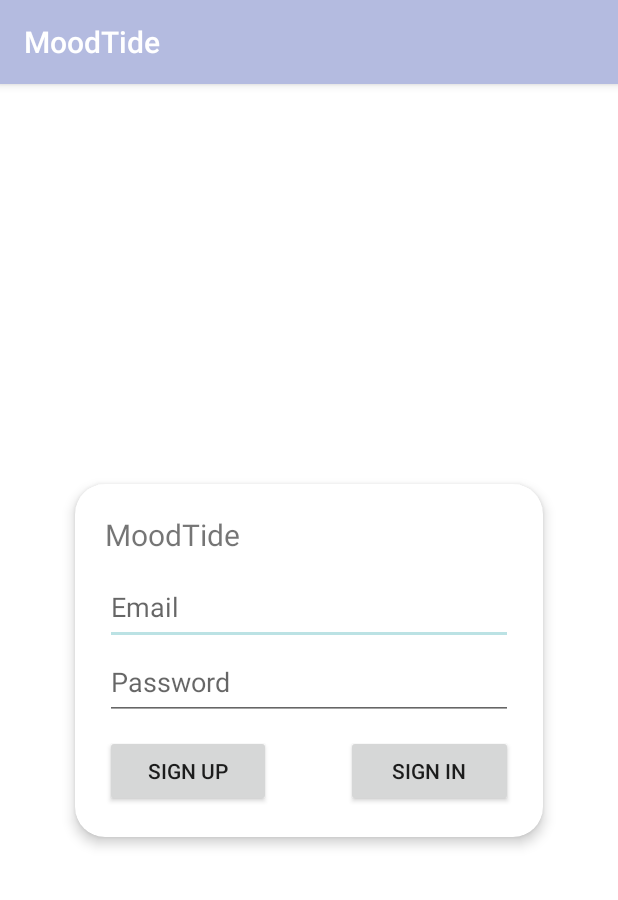
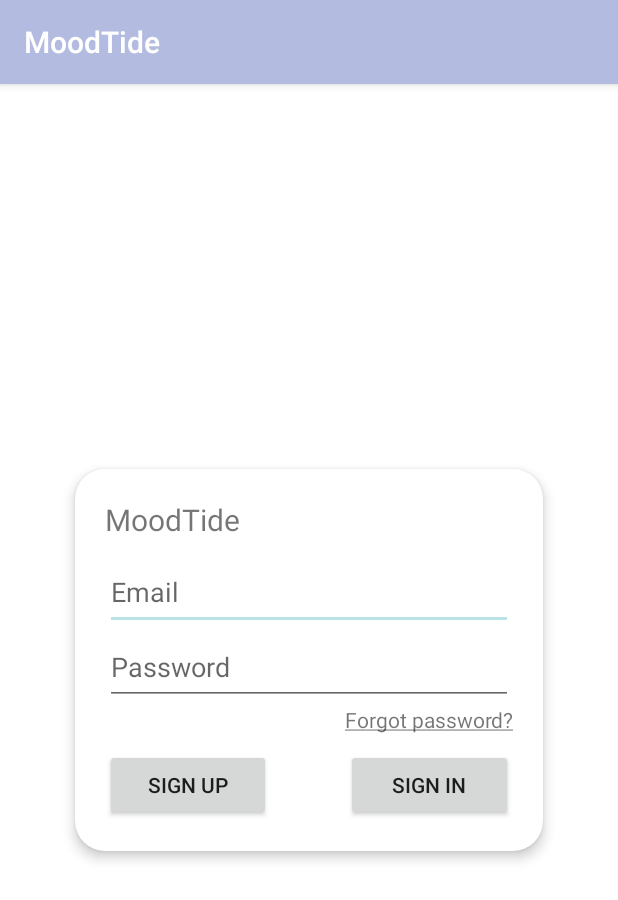
Before and after one commit to CS5520FeinbergSpring2024/team-project-group-29, an Android app: the screen it shows after launch (MainActivity), on a phone screen of 412 x 824 dp. Shown: the top 900 px of the screen. Run offline under Robolectric (Android 15) with nearby library versions, the light colour scheme and no system bars; our stand-ins replace Firebase (no records; nobody signed in at launch, a user with empty details on screens opened directly).

Commit message:
Implemented remembering logged-in credentials and forget password

```diff
--- a/app/src/main/java/edu/northeastern/moodtide/MainActivity.java
+++ b/app/src/main/java/edu/northeastern/moodtide/MainActivity.java
@@ -40,7 +40,8 @@
     private FirebaseAuth mAuth;
     private Button signIn, signUp;
     private EditText emailInput, passwordInput;
-    private String email, password;
+    private TextView reset;
+    private String email, password, savedEmail, savedPassword;
 
     private DatabaseReference usersRef= FirebaseDatabase.getInstance().getReference();
 
@@ -52,8 +53,17 @@
 
         emailInput = findViewById(R.id.emailEditText);
         passwordInput = findViewById(R.id.passwordEditText);
+        SharedPreferences sharedPreferences = getSharedPreferences("memory", Context.MODE_PRIVATE);
+        savedEmail = sharedPreferences.getString("email", "").trim();
+        savedPassword = sharedPreferences.getString("password", "").trim();
+        if(!TextUtils.isEmpty(savedEmail)){emailInput.setText(savedEmail);}
+        if(!TextUtils.isEmpty(savedPassword)){passwordInput.setText(savedPassword);}
+
+
         signUp = findViewById(R.id.signUpButton);
         signIn = findViewById(R.id.signInButton);
+        reset = findViewById(R.id.resetPassword);
+
 
         mAuth = FirebaseAuth.getInstance();
 
@@ -67,6 +77,16 @@
             @Override
             public void onClick(View v) {
                 signUpUser();
+            }
+        });
+        reset.setOnClickListener(new View.OnClickListener() {
+            @Override
+            public void onClick(View v) {
+                email = emailInput.getText().toString().trim();
+                if(TextUtils.isEmpty(email)){
+                    Toast.makeText(MainActivity.this, "Please enter your email.",
+                            Toast.LENGTH_SHORT).show();
+                }else{forgotPassword(email);}
             }
         });
 
@@ -90,9 +110,11 @@
                             FirebaseUser user = mAuth.getCurrentUser();
                             String uid = user.getUid();
                             // Get SharedPreferences instance
-                            SharedPreferences sharedPreferences = getSharedPreferences("MyPrefs", Context.MODE_PRIVATE);
+                            SharedPreferences sharedPreferences = getSharedPreferences("memory", Context.MODE_PRIVATE);
                             SharedPreferences.Editor editor = sharedPreferences.edit();
                             editor.putString("uid", uid);
+                            editor.putString("email", email);
+                            editor.putString("password", password);
                             editor.apply();
 
                             Intent intent = new Intent(MainActivity.this, HomeActivity.class);
@@ -147,18 +169,18 @@
                     }
                 });
     }
-//    private void forgotPassword(String email) {
-//        mAuth.sendPasswordResetEmail(email)
-//                .addOnCompleteListener(task -> {
-//                    if (task.isSuccessful()) {
-//                        // Password reset email sent successfully
-//                        Toast.makeText(MainActivity.this, "Password reset email sent", Toast.LENGTH_SHORT).show();
-//                    } else {
-//                        // Password reset email failed to send
-//                        Toast.makeText(MainActivity.this, "Failed to send password reset email", Toast.LENGTH_SHORT).show();
-//                    }
-//                });
-//    }
+    private void forgotPassword(String email) {
+        mAuth.sendPasswordResetEmail(email)
+                .addOnCompleteListener(task -> {
+                    if (task.isSuccessful()) {
+                        // Password reset email sent successfully
+                        Toast.makeText(MainActivity.this, "Password reset email sent", Toast.LENGTH_SHORT).show();
+                    } else {
+                        // Password reset email failed to send
+                        Toast.makeText(MainActivity.this, "Failed to send password reset email", Toast.LENGTH_SHORT).show();
+                    }
+                });
+    }
 //
 //    private void showSnackbar(String message) {
 //        Snackbar.make(findViewById(android.R.id.content), message, Snackbar.LENGTH_SHORT).show();
--- a/app/src/main/res/layout/activity_main.xml
+++ b/app/src/main/res/layout/activity_main.xml
@@ -44,6 +44,13 @@
                 android:hint="Password"
                 android:inputType="textPassword"/>
 
+            <TextView
+                android:layout_width="match_parent"
+                android:layout_height="wrap_content"
+                android:id="@+id/resetPassword"
+                android:text="@string/resetPassword"
+                android:textAlignment="textEnd"/>
+
 
             <LinearLayout
                 android:layout_width="match_parent"
```
